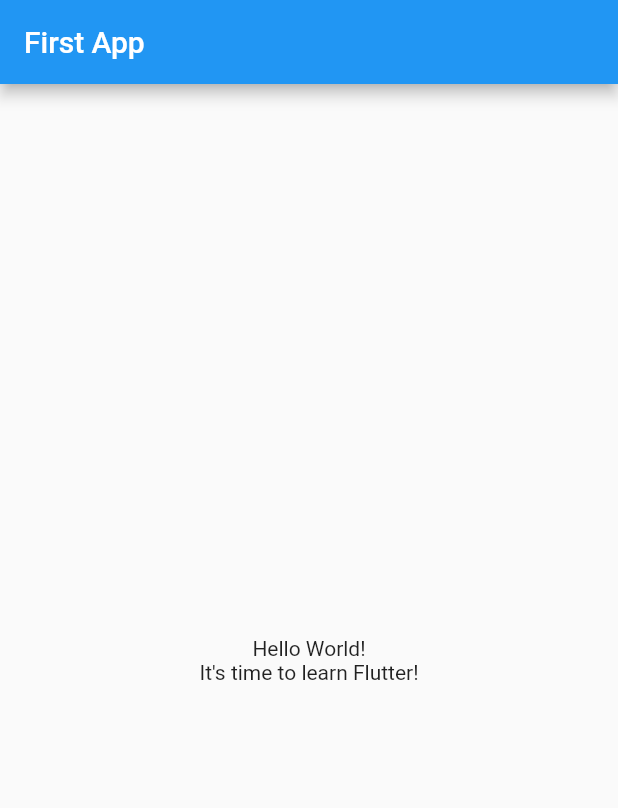
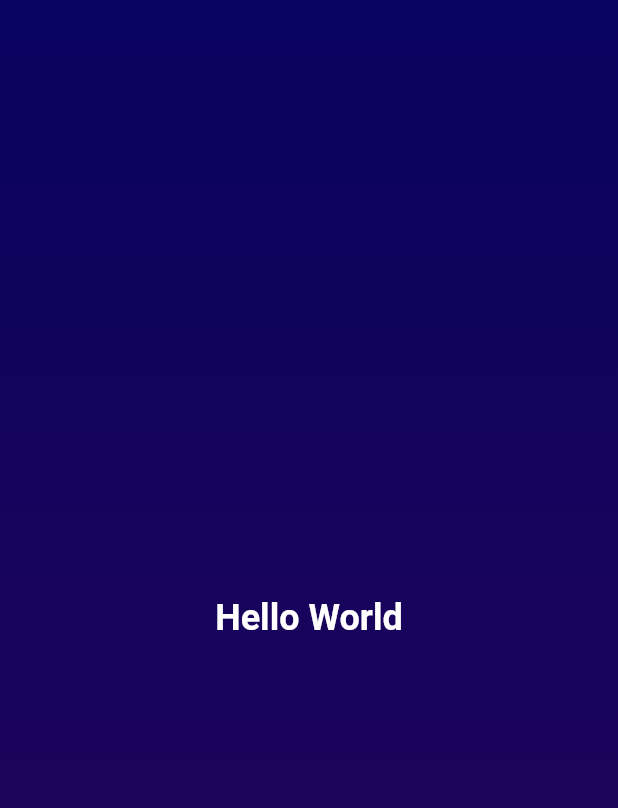
Before and after one commit to Eternatus29/flutter_test_1, a Flutter app: the screen it shows after launch, on a phone screen of 412 x 824 dp. Shown: the top 808 px of the screen. Run offline on Flutter 3.47's test engine with Material 2 defaults, Android fonts, the phone set to English and light mode, and no system bars.

Commit message:
Update main.dart

```diff
--- a/first_app/lib/main.dart
+++ b/first_app/lib/main.dart
@@ -1,37 +1,36 @@
 import 'package:flutter/material.dart';
 
 void main() {
-  runApp(const MyApp());
-}
-
-class MyApp extends StatelessWidget {
-  const MyApp({super.key});
-
-  @override
-  Widget build(BuildContext context) {
-    return MaterialApp(
-      title: 'Flutter Demo',
-      theme: ThemeData(
-        primarySwatch: Colors.blue,
-      ),
+  runApp(
+    //runApp is used to display everything on the app screen.
+    MaterialApp(
       home: Scaffold(
-        appBar: AppBar(
-          title: const Text('First App'),
-        ),
-        body: Center(
-          child: Column(
-            mainAxisAlignment: MainAxisAlignment.center,
-            children: const [
-              Text(
-                'Hello World!',
-              ),
-              Text(
-                'It\'s time to learn Flutter!',
-              ),
-            ],
+        //Scaffold is what contains the widgets describing the screen.
+        body: Container(
+          //wrapped with Container because we wanted a gradient background and it is not available otherwise.
+          decoration: const BoxDecoration(
+            //used to decorate the background in this case
+            gradient: LinearGradient(
+              colors: [
+                Color.fromARGB(255, 8, 3, 95),
+                Color.fromARGB(255, 40, 4, 89)
+              ],
+              begin: Alignment.topCenter,
+              end: Alignment.bottomCenter,
+            ),
+          ),
+          child: const Center(
+            child: Text(
+              "Hello World",
+              style: TextStyle(
+                  //no need to wrap text with another container, Text constructor function already has style parameter that can be used to style the text
+                  color: Colors.white,
+                  fontSize: 24,
+                  fontWeight: FontWeight.bold),
+            ),
           ),
         ),
       ),
-    );
-  }
+    ),
+  );
 }
```
